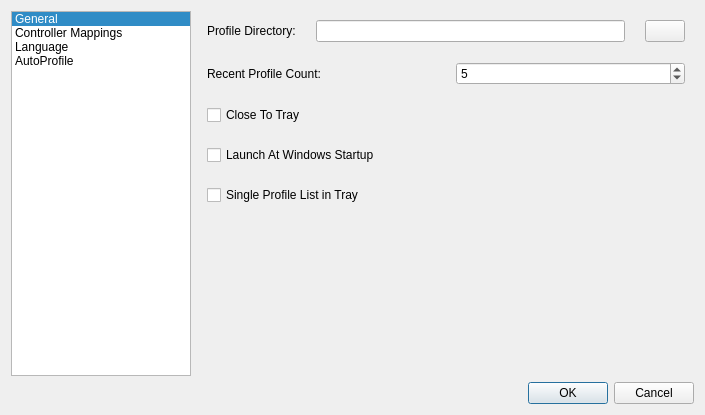
Before: the Qt Designer form src/mainsettingsdialog.ui in AntiMicroX/antimicrox, drawn with Qt 5.
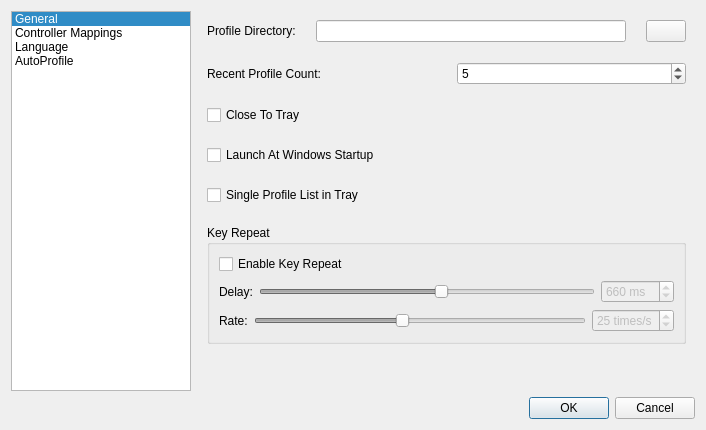
After: the same form once the commit is applied. Icons and pictures are not drawn.

What changed in the file:
```diff
--- a/src/mainsettingsdialog.ui
+++ b/src/mainsettingsdialog.ui
@@ -9,8 +9,8 @@
    <rect>
     <x>0</x>
     <y>0</y>
-    <width>705</width>
-    <height>415</height>
+    <width>706</width>
+    <height>430</height>
    </rect>
   </property>
   <property name="minimumSize">
@@ -194,15 +194,151 @@
            </property>
           </widget>
          </item>
+         <item>
+          <widget class="QGroupBox" name="keyRepeatGroupBox">
+           <property name="title">
+            <string>Key Repeat</string>
+           </property>
+           <layout class="QVBoxLayout" name="verticalLayout_6">
+            <item>
+             <widget class="QCheckBox" name="keyRepeatActiveCheckBox">
+              <property name="toolTip">
+               <string>Active keys will be repeatly pressed when this
+option is enabled.</string>
+              </property>
+              <property name="text">
+               <string>Enable Key Repeat</string>
+              </property>
+             </widget>
+            </item>
+            <item>
+             <layout class="QHBoxLayout" name="horizontalLayout_8">
+              <item>
+               <widget class="QLabel" name="label_4">
+                <property name="text">
+                 <string>Delay:</string>
+                </property>
+               </widget>
+              </item>
+              <item>
+               <widget class="QSlider" name="keyDelayHorizontalSlider">
+                <property name="enabled">
+                 <bool>false</bool>
+                </property>
+                <property name="minimum">
+                 <number>250</number>
+                </property>
+                <property name="maximum">
+                 <number>1000</number>
+                </property>
+                <property name="singleStep">
+                 <number>10</number>
+                </property>
+                <property name="pageStep">
+                 <number>100</number>
+                </property>
+                <property name="value">
+                 <number>660</number>
+                </property>
+                <property name="orientation">
+                 <enum>Qt::Horizontal</enum>
+                </property>
+                <property name="tickPosition">
+                 <enum>QSlider::NoTicks</enum>
+                </property>
+               </widget>
+              </item>
+              <item>
+               <widget class="QSpinBox" name="keyDelaySpinBox">
+                <property name="enabled">
+                 <bool>false</bool>
+                </property>
+                <property name="suffix">
+                 <string> ms</string>
+                </property>
+                <property name="minimum">
+                 <number>250</number>
+                </property>
+                <property name="maximum">
+                 <number>1000</number>
+                </property>
+                <property name="singleStep">
+                 <number>100</number>
+                </property>
+                <property name="value">
+                 <number>660</number>
+                </property>
+               </widget>
+              </item>
+             </layout>
+            </item>
+            <item>
+             <layout class="QHBoxLayout" name="horizontalLayout_9">
+              <item>
+               <widget class="QLabel" name="label_5">
+                <property name="text">
+                 <string>Rate:</string>
+                </property>
+               </widget>
+              </item>
+              <item>
+               <widget class="QSlider" name="keyRateHorizontalSlider">
+                <property name="enabled">
+                 <bool>false</bool>
+                </property>
+                <property name="minimum">
+                 <number>5</number>
+                </property>
+                <property name="maximum">
+                 <number>50</number>
+                </property>
+                <property name="value">
+                 <number>25</number>
+                </property>
+                <property name="orientation">
+                 <enum>Qt::Horizontal</enum>
+                </property>
+                <property name="tickPosition">
+                 <enum>QSlider::NoTicks</enum>
+                </property>
+               </widget>
+              </item>
+              <item>
+               <widget class="QSpinBox" name="keyRateSpinBox">
+                <property name="enabled">
+                 <bool>false</bool>
+                </property>
+                <property name="suffix">
+                 <string> times/s</string>
+                </property>
+                <property name="minimum">
+                 <number>5</number>
+                </property>
+                <property name="maximum">
+                 <number>50</number>
+                </property>
+                <property name="value">
+                 <number>25</number>
+                </property>
+               </widget>
+              </item>
+             </layout>
+            </item>
+           </layout>
+          </widget>
+         </item>
          <item>
           <spacer name="verticalSpacer">
            <property name="orientation">
             <enum>Qt::Vertical</enum>
            </property>
+           <property name="sizeType">
+            <enum>QSizePolicy::MinimumExpanding</enum>
+           </property>
            <property name="sizeHint" stdset="0">
             <size>
              <width>20</width>
-             <height>40</height>
+             <height>10</height>
             </size>
            </property>
           </spacer>
```
